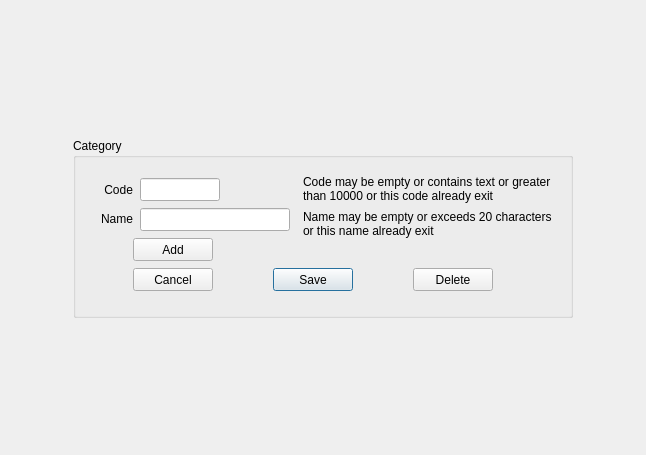
First picture: the form in src/categoryform.ui, repository thamizha/angadi, before the edit.
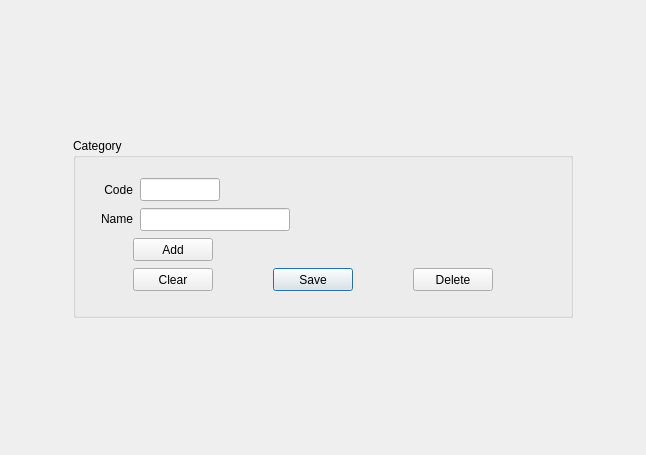
Second picture: the form after the edit.

The edit to the form file:
```diff
--- a/src/categoryform.ui
+++ b/src/categoryform.ui
@@ -116,44 +116,6 @@
            <set>Qt::AlignRight|Qt::AlignTrailing|Qt::AlignVCenter</set>
           </property>
          </widget>
-         <widget class="QLabel" name="labelCodeValid">
-          <property name="geometry">
-           <rect>
-            <x>230</x>
-            <y>30</y>
-            <width>260</width>
-            <height>41</height>
-           </rect>
-          </property>
-          <property name="text">
-           <string>Code may be empty or contains text or greater than 10000 or this code already exit</string>
-          </property>
-          <property name="scaledContents">
-           <bool>true</bool>
-          </property>
-          <property name="wordWrap">
-           <bool>true</bool>
-          </property>
-         </widget>
-         <widget class="QLabel" name="labelNameValid">
-          <property name="geometry">
-           <rect>
-            <x>230</x>
-            <y>70</y>
-            <width>261</width>
-            <height>31</height>
-           </rect>
-          </property>
-          <property name="text">
-           <string>Name may be empty or exceeds 20 characters or this name already exit</string>
-          </property>
-          <property name="scaledContents">
-           <bool>true</bool>
-          </property>
-          <property name="wordWrap">
-           <bool>true</bool>
-          </property>
-         </widget>
          <widget class="QPushButton" name="pushButtonDelete">
           <property name="geometry">
            <rect>
@@ -196,7 +158,7 @@
            </rect>
           </property>
           <property name="text">
-           <string>Cancel</string>
+           <string>Clear</string>
           </property>
          </widget>
          <widget class="QPushButton" name="pushButtonAdd">
```
